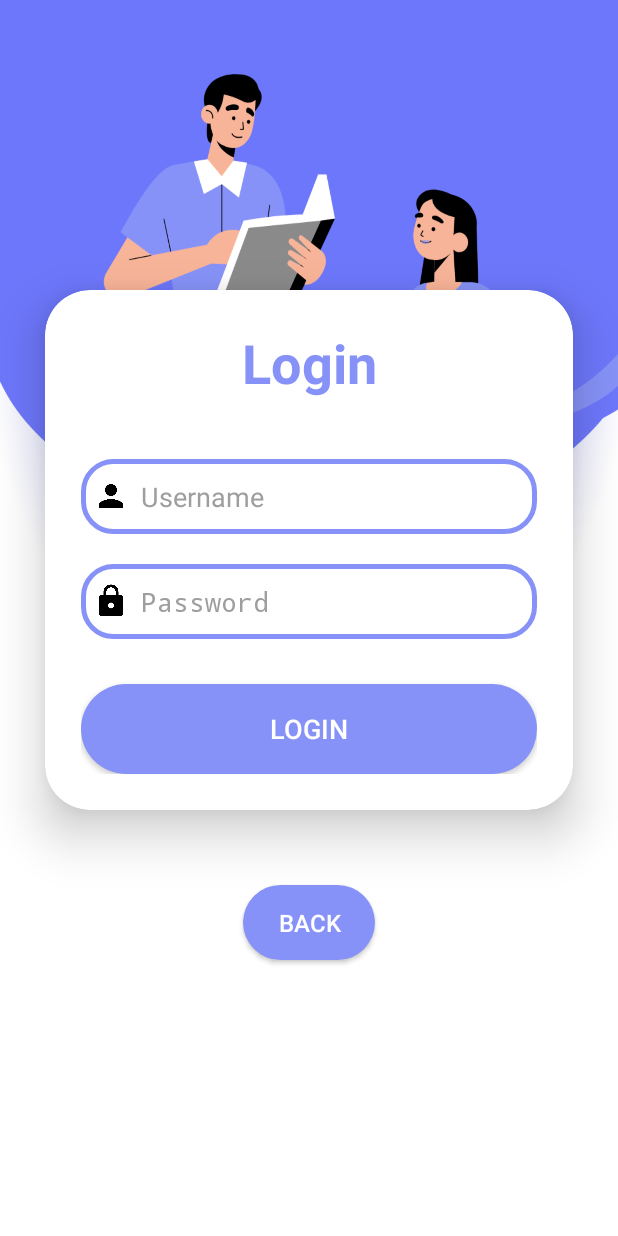
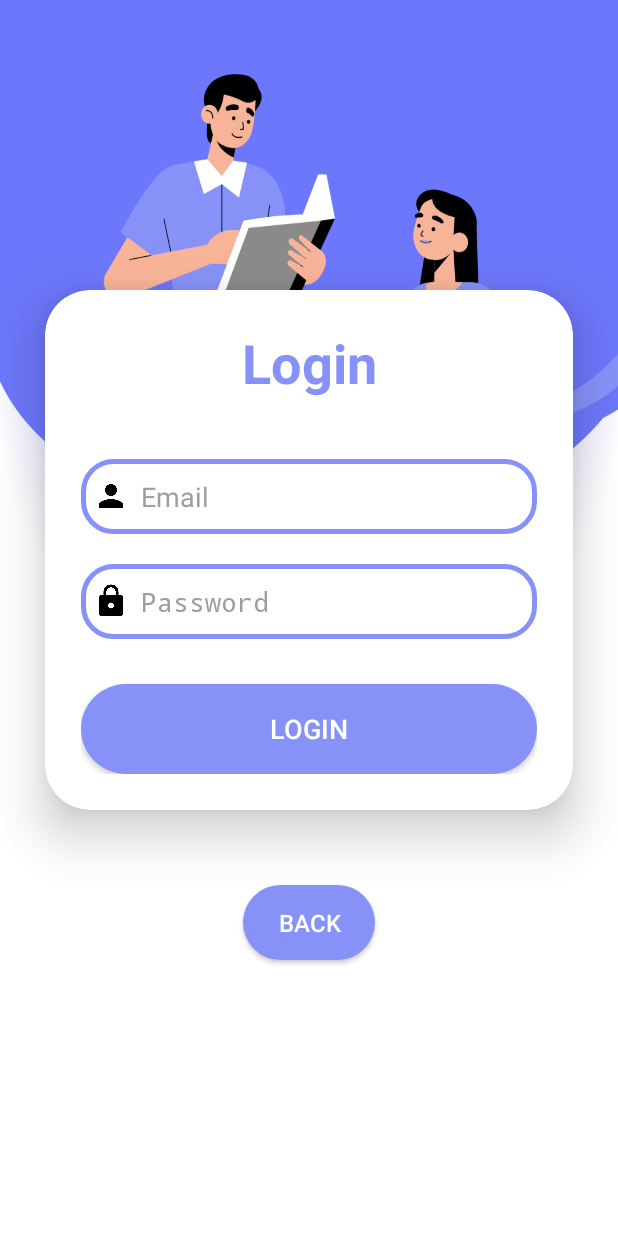
Before and after one commit to imshashanksrivastava/MegaSuit, an Android app: the Eight screen opened directly, with no data from a screen before it, on a phone screen of 412 x 824 dp. Run offline under Robolectric (Android 15) with nearby library versions, the phone set to English and light mode, and no system bars.

Commit message:
username to email and layout size changed

```diff
--- a/app/src/main/res/layout/activity_eight.xml
+++ b/app/src/main/res/layout/activity_eight.xml
@@ -57,7 +57,7 @@
                     android:layout_height="match_parent"
                     android:layout_weight="1"
                     android:background="@android:color/transparent"
-                    android:hint="Username"
+                    android:hint="Email"
                     android:padding="0dp"
                     android:textColor="@color/black"
                     android:textColorHint="@color/gray" />
--- a/app/src/main/res/layout/activity_seven.xml
+++ b/app/src/main/res/layout/activity_seven.xml
@@ -57,7 +57,7 @@
                     android:layout_height="match_parent"
                     android:layout_weight="1"
                     android:background="@android:color/transparent"
-                    android:hint="Username"
+                    android:hint="Email"
                     android:padding="0dp"
                     android:textColor="@color/black"
                     android:textColorHint="@color/gray" />
```
Also changed, not shown: app/src/main/res/layout/activity_eleven.xml (+10 -14 lines).
